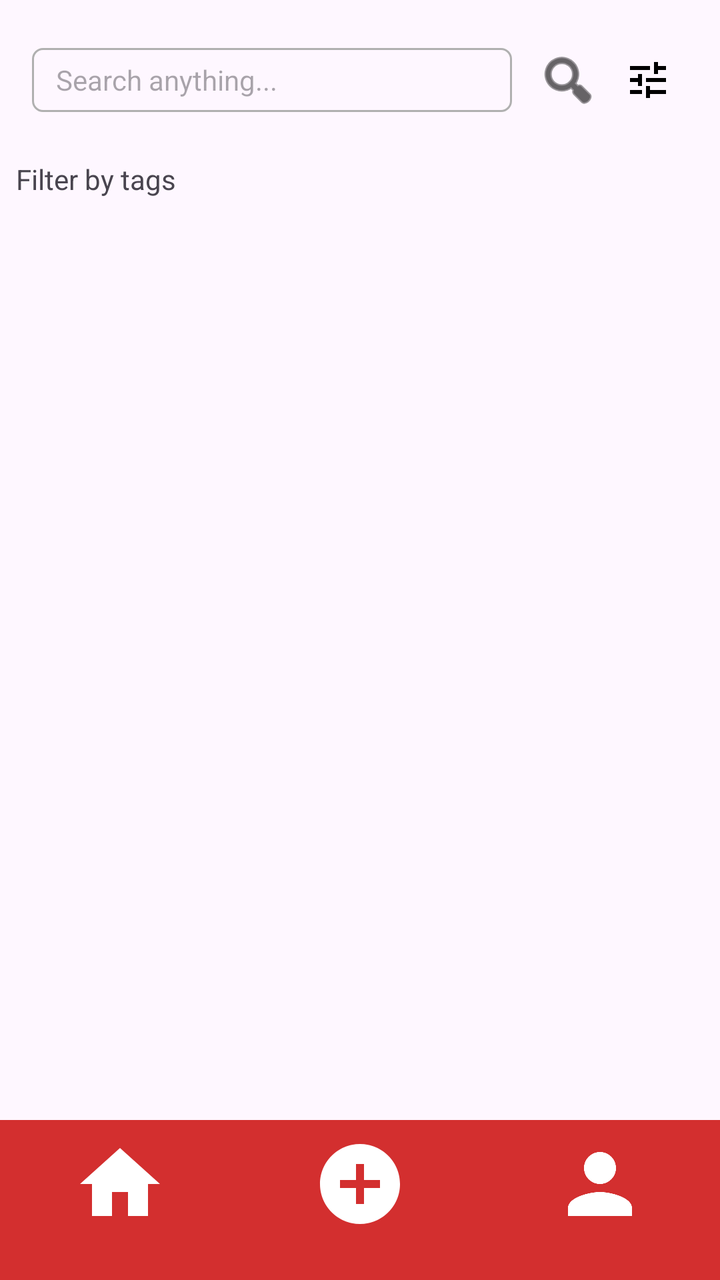
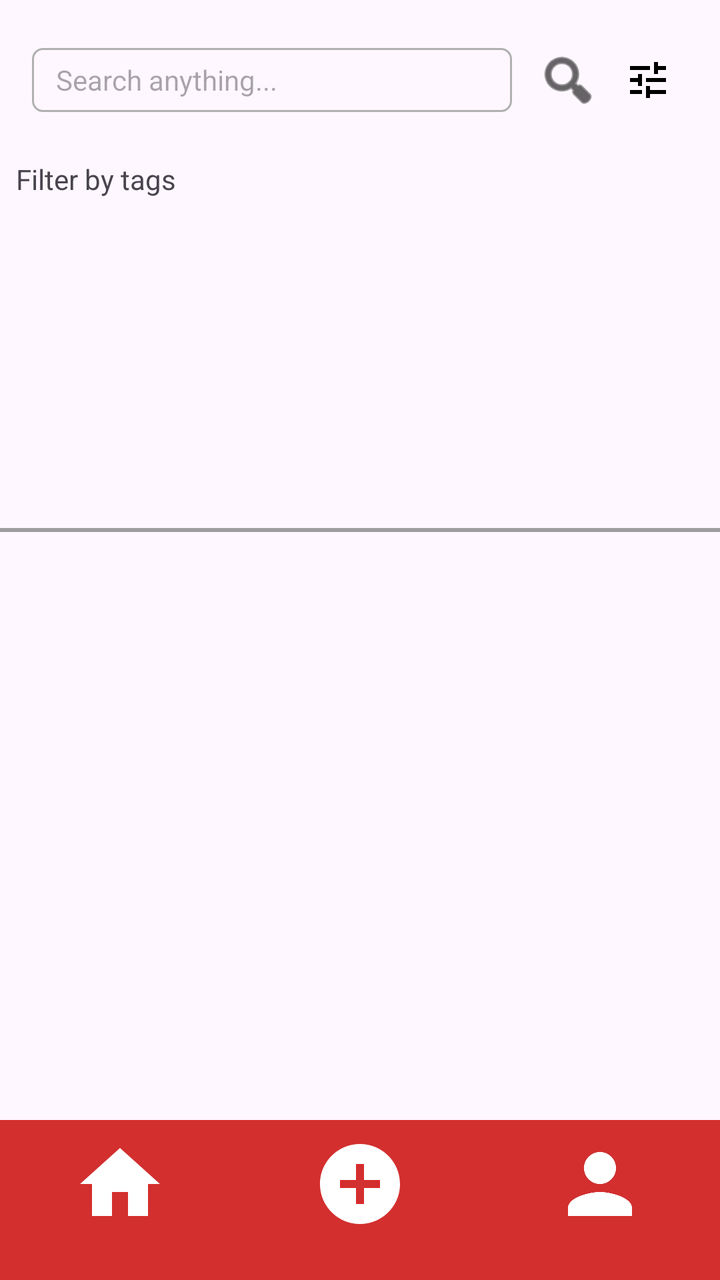

Screens rendered from an Android XML layout before and after an edit, with the pre-edit source and the edit as a unified diff.
<!-- AndroidManifest.xml: application theme Theme.Plately -->
<!-- res/layout/activity_main.xml -->
<?xml version="1.0" encoding="utf-8"?>
<LinearLayout xmlns:android="http://schemas.android.com/apk/res/android"
    xmlns:app="http://schemas.android.com/apk/res-auto"
    xmlns:tools="http://schemas.android.com/tools"
    android:id="@+id/main"
    android:layout_width="match_parent"
    android:layout_height="match_parent"
    android:orientation="vertical">

    <LinearLayout
        android:layout_width="match_parent"
        android:layout_height="40dp"
        android:layout_margin="16dp"
        android:orientation="horizontal"
        android:paddingTop="8dp">

        <EditText
            android:id="@+id/editTextSearchBar"
            android:layout_width="0dp"
            android:layout_height="match_parent"
            android:layout_marginEnd="8dp"
            android:layout_weight="1"
            android:background="@drawable/edit_text_border"
            android:hint="Search anything..."
            android:inputType="text"
            android:paddingHorizontal="12dp"
            android:textSize="14sp" />

        <ImageButton
            android:id="@+id/buttonSearch"
            android:layout_width="40dp"
            android:layout_height="match_parent"
            android:background="@android:color/transparent"
            android:tint="#000000"
            app:srcCompat="@android:drawable/ic_menu_search" />

        <ImageButton
            android:id="@+id/buttonFilter"
            android:layout_width="40dp"
            android:layout_height="match_parent"
            android:background="@android:color/transparent"
            android:tint="#000000"
            app:srcCompat="@drawable/baseline_tune_24" />
    </LinearLayout>

    <androidx.constraintlayout.widget.ConstraintLayout
        android:id="@+id/Tags_Menu"
        android:layout_width="match_parent"
        android:layout_height="wrap_content">

        <TextView
            android:id="@+id/textView5"
            android:layout_width="wrap_content"
            android:layout_height="wrap_content"
            android:layout_marginStart="8dp"
            android:layout_marginTop="8dp"
            android:text="Filter by tags"
            app:layout_constraintStart_toStartOf="parent"
            app:layout_constraintTop_toTopOf="parent" />

        <androidx.recyclerview.widget.RecyclerView
            android:id="@+id/Tags_RV"
            android:layout_width="match_parent"
            android:layout_height="match_parent"
            android:layout_marginStart="24dp"
            android:layout_marginTop="16dp"
            android:layout_marginEnd="24dp"
            android:layout_marginBottom="16dp"
            app:layout_constraintBottom_toBottomOf="parent"
            app:layout_constraintEnd_toEndOf="parent"
            app:layout_constraintStart_toStartOf="parent"
            app:layout_constraintTop_toBottomOf="@+id/textView5" />

        <androidx.constraintlayout.widget.Barrier
            android:layout_width="0dp"
            android:layout_height="wrap_content"
            app:barrierDirection="top"
            app:layout_constraintEnd_toEndOf="parent"
            app:layout_constraintStart_toStartOf="parent"
            app:layout_constraintTop_toBottomOf="@+id/Tags_RV" />
    </androidx.constraintlayout.widget.ConstraintLayout>

    <androidx.recyclerview.widget.RecyclerView
        android:id="@+id/recyclerView"
        android:layout_width="match_parent"
        android:layout_height="0dp"
        android:layout_weight="1"
        android:clipToPadding="false"
        android:paddingHorizontal="16dp" />

    <LinearLayout
        android:id="@+id/bottomNavBar"
        android:layout_width="match_parent"
        android:layout_height="80dp"
        android:layout_gravity="top"
        android:background="#D32F2F"
        android:gravity="top"
        android:orientation="horizontal"
        android:paddingVertical="8dp"
        android:paddingTop="16dp">

        <ImageButton
            android:id="@+id/buttonHome"
            android:layout_width="0dp"
            android:layout_height="wrap_content"
            android:layout_gravity="top"
            android:layout_weight="1"
            android:adjustViewBounds="true"
            android:background="@android:color/transparent"
            android:contentDescription="Home"
            android:paddingBottom="16dp"
            android:scaleType="fitCenter"
            android:tint="#FFFFFF"
            app:srcCompat="@drawable/baseline_home_24" />

        <ImageButton
            android:id="@+id/buttonAddRecipe"
            android:layout_width="0dp"
            android:layout_height="wrap_content"
            android:layout_weight="1"
            android:adjustViewBounds="true"
            android:background="@android:color/transparent"
            android:contentDescription="Add"
            android:paddingBottom="16dp"
            android:scaleType="fitCenter"
            android:tint="#FFFFFF"
            app:srcCompat="@drawable/baseline_add_circle_24" />

        <ImageButton
            android:id="@+id/buttonProfile"
            android:layout_width="0dp"
            android:layout_height="wrap_content"
            android:layout_weight="1"
            android:adjustViewBounds="true"
            android:background="@android:color/transparent"
            android:contentDescription="Profile"
            android:paddingBottom="16dp"
            android:scaleType="fitCenter"
            android:tint="#FFFFFF"
            app:srcCompat="@drawable/baseline_person_24" />
    </LinearLayout>

</LinearLayout>
<!-- resources referenced by this layout -->
<resources>
  <!-- drawable baseline_add_circle_24 (drawable) -->
  <vector xmlns:android="http://schemas.android.com/apk/res/android" android:height="24dp" android:tint="#000000" android:viewportHeight="24" android:viewportWidth="24" android:width="24dp">
        
      <path android:fillColor="@android:color/white" android:pathData="M12,2C6.48,2 2,6.48 2,12s4.48,10 10,10 10,-4.48 10,-10S17.52,2 12,2zM17,13h-4v4h-2v-4L7,13v-2h4L11,7h2v4h4v2z"/>
      
  </vector>
  <!-- drawable baseline_home_24 (drawable) -->
  <vector xmlns:android="http://schemas.android.com/apk/res/android" android:height="24dp" android:tint="#000000" android:viewportHeight="24" android:viewportWidth="24" android:width="24dp">
        
      <path android:fillColor="@android:color/white" android:pathData="M10,20v-6h4v6h5v-8h3L12,3 2,12h3v8z"/>
      
  </vector>
  <!-- drawable baseline_person_24 (drawable) -->
  <vector xmlns:android="http://schemas.android.com/apk/res/android" android:height="24dp" android:tint="#000000" android:viewportHeight="24" android:viewportWidth="24" android:width="24dp">
        
      <path android:fillColor="@android:color/white" android:pathData="M12,12c2.21,0 4,-1.79 4,-4s-1.79,-4 -4,-4 -4,1.79 -4,4 1.79,4 4,4zM12,14c-2.67,0 -8,1.34 -8,4v2h16v-2c0,-2.66 -5.33,-4 -8,-4z"/>
      
  </vector>
  <!-- drawable baseline_tune_24 (drawable) -->
  <vector xmlns:android="http://schemas.android.com/apk/res/android" android:height="24dp" android:tint="#000000" android:viewportHeight="24" android:viewportWidth="24" android:width="24dp">
        
      <path android:fillColor="@android:color/white" android:pathData="M3,17v2h6v-2L3,17zM3,5v2h10L13,5L3,5zM13,21v-2h8v-2h-8v-2h-2v6h2zM7,9v2L3,11v2h4v2h2L9,9L7,9zM21,13v-2L11,11v2h10zM15,9h2L17,7h4L21,5h-4L17,3h-2v6z"/>
      
  </vector>
  <!-- drawable edit_text_border (drawable) -->
  <shape
      xmlns:android="http://schemas.android.com/apk/res/android"
      android:shape="rectangle">
      <solid
          android:color="@android:color/transparent"/>
  
      <corners
          android:bottomRightRadius="5dp"
          android:bottomLeftRadius="5dp"
          android:topLeftRadius="5dp"
          android:topRightRadius="5dp"/>
      <stroke
          android:color="#B0B0B0"
          android:width="1dp"/>
  </shape>
  
  
  <style name="Theme.Plately" parent="Base.Theme.Plately" />
  <style name="Base.Theme.Plately" parent="Theme.Material3.DayNight.NoActionBar">
          
          
      </style>
</resources>

<!-- the commit's change to res/layout/activity_main.xml (unified diff, before → after) -->
@@ -43,10 +43,24 @@
             app:srcCompat="@drawable/baseline_tune_24" />
     </LinearLayout>
 
+    <TextView
+        android:id="@+id/currentTagsTV"
+        android:layout_width="match_parent"
+        android:layout_height="wrap_content"
+        android:background="#DB4040"
+        android:padding="8dp"
+        android:text="TextView"
+        android:textAlignment="viewStart"
+        android:textColor="#FFEFEF"
+        android:visibility="gone" />
+
     <androidx.constraintlayout.widget.ConstraintLayout
         android:id="@+id/Tags_Menu"
         android:layout_width="match_parent"
-        android:layout_height="wrap_content">
+        android:layout_height="200dp"
+        android:background="#00FCF5FD"
+        android:clipToPadding="false"
+        android:elevation="12dp">
 
         <TextView
             android:id="@+id/textView5"
@@ -61,15 +75,26 @@
         <androidx.recyclerview.widget.RecyclerView
             android:id="@+id/Tags_RV"
             android:layout_width="match_parent"
-            android:layout_height="match_parent"
+            android:layout_height="0dp"
             android:layout_marginStart="24dp"
             android:layout_marginTop="16dp"
             android:layout_marginEnd="24dp"
             android:layout_marginBottom="16dp"
+            android:scrollbars="vertical"
             app:layout_constraintBottom_toBottomOf="parent"
             app:layout_constraintEnd_toEndOf="parent"
             app:layout_constraintStart_toStartOf="parent"
             app:layout_constraintTop_toBottomOf="@+id/textView5" />
+
+        <TextView
+            android:id="@+id/textView9"
+            android:layout_width="0dp"
+            android:layout_height="2dp"
+            android:layout_marginBottom="6dp"
+            android:background="#9D9D9D"
+            app:layout_constraintBottom_toBottomOf="parent"
+            app:layout_constraintEnd_toEndOf="parent"
+            app:layout_constraintStart_toStartOf="parent" />
 
         <androidx.constraintlayout.widget.Barrier
             android:layout_width="0dp"
